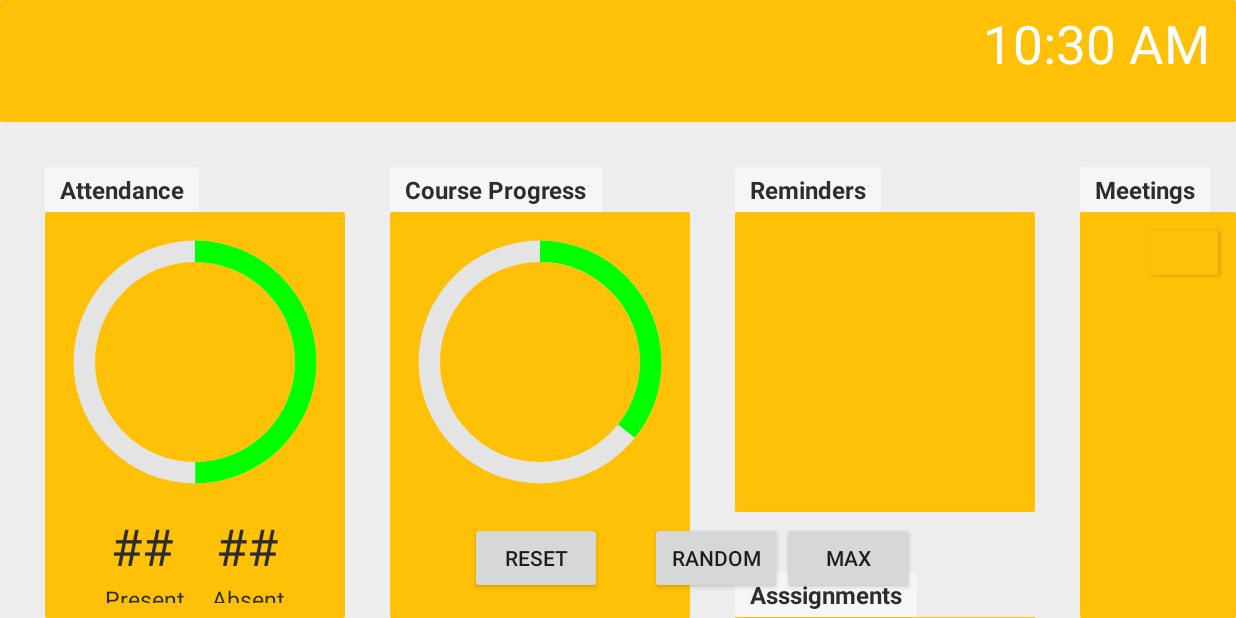
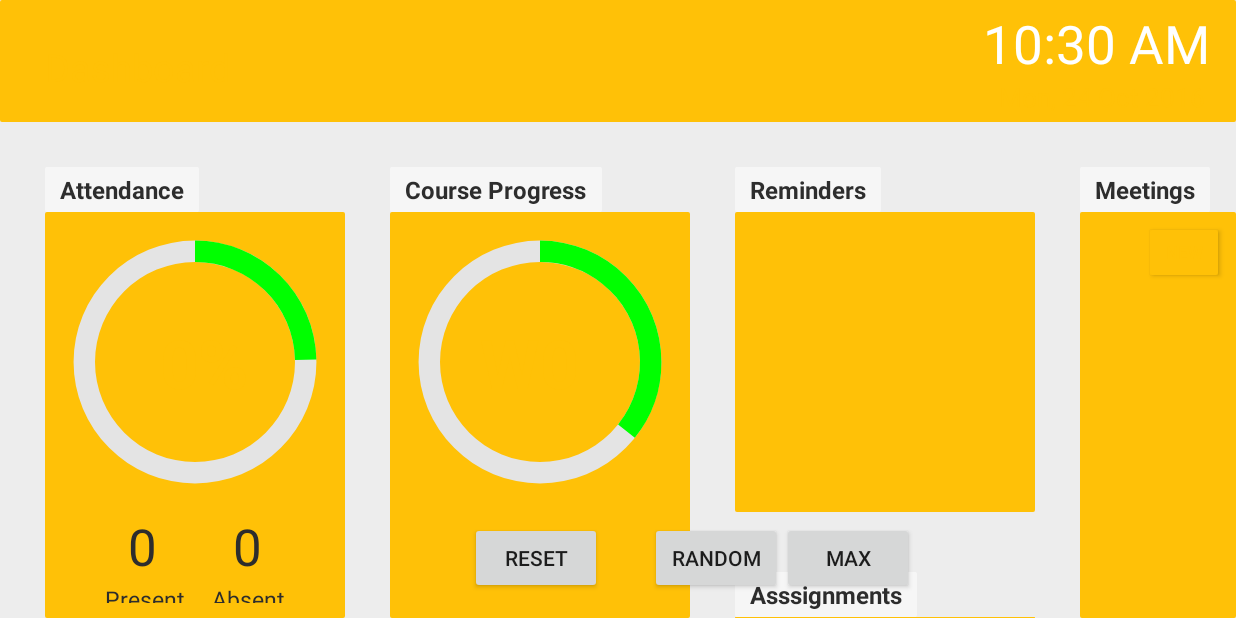
Before and after one commit to wsoehendra/MorgBook, an Android app: the DashboardActivity screen opened directly, with no data from a screen before it, after a tap on "RESET", on a phone screen of 824 x 412 dp (held sideways). Run offline under Robolectric (Android 15) with nearby library versions, the phone set to English and light mode, and no system bars; 10 statements that could not run were skipped; 2 other taps on this screen came first.

Commit message:
Adde functionality for AttendanceProgress on Dashboard

```diff
--- a/app/src/main/java/com/willnjames/android/morgbook/DashboardActivity.java
+++ b/app/src/main/java/com/willnjames/android/morgbook/DashboardActivity.java
@@ -3,6 +3,7 @@ package com.willnjames.android.morgbook;
 import android.animation.ValueAnimator;
 import android.app.Activity;
 import android.os.Bundle;
+import android.util.Log;
 import android.view.View;
 import android.widget.ArrayAdapter;
 import android.widget.Button;
@@ -36,6 +37,8 @@ public class DashboardActivity extends Activity {
 
     private TextView attendanceTextCount;
     private TextView weekTextCount;
+    private TextView attendingText;
+    private TextView absentText;
 
     private int attendanceProgressValue;
     private int weekProgressValue;
@@ -64,6 +67,8 @@ public class DashboardActivity extends Activity {
         reset = (Button) findViewById(R.id.resetButton);
         random = (Button) findViewById(R.id.button2);
         full = (Button) findViewById(R.id.button3);
+        attendingText = (TextView) findViewById(R.id.attendingText);
+        absentText = (TextView) findViewById(R.id.absentText);
 
         attendanceTextCount = (TextView) findViewById(R.id.attendanceText);
         weekTextCount = (TextView) findViewById(R.id.weekText);
@@ -108,29 +113,11 @@ public class DashboardActivity extends Activity {
             }
         });
 
-        dbAccess = DatabaseAccess.getInstance(getApplicationContext());
-        dbAccess.open();
-        ArrayList<Attendance> attend = dbAccess.getAttendance();
-        int allRecords = attend.size();
-        int absentees = dbAccess.getAbsentCount();
 
         random.setOnClickListener(new View.OnClickListener() {
             @Override
             public void onClick(View v) {
-                attendanceProgressValue = attendanceProgressBar.getProgress();
-                weekProgressValue = weekProgressBar.getProgress();
-
-                Random a = new Random();
-                int b = a.nextInt(101);
-                int c = b*100;
-
-                attendanceAnimation = new ProgressBarAnimation(attendanceProgressBar, attendanceProgressValue, c);
-                attendanceAnimation.setDuration(1000);
-                attendanceProgressBar.startAnimation(attendanceAnimation);
-
-                attendanceProgressValue = attendanceProgressValue / 100;
-
-                startAttendanceAnimation(attendanceProgressValue, b);
+                refreshAttendanceProgress();
 
                 Random r = new Random();
                 int j = r.nextInt(13);
@@ -168,10 +155,38 @@ public class DashboardActivity extends Activity {
                 weekProgressValue = weekProgressValue / 100;
 
                 startWeekAnimation(weekProgressValue, 12);
-
             }
         });
 
+    }
+
+    private void refreshAttendanceProgress(){
+        dbAccess = DatabaseAccess.getInstance(getApplicationContext());
+        dbAccess.open();
+        ArrayList<Attendance> attend = dbAccess.getAttendance();
+        final double allRecords = attend.size();
+        final double present = dbAccess.getPresentCount();
+        final double absent = dbAccess.getAbsentCount();
+        Log.d("TEST7", "allRecords= "+allRecords+" present= "+present);
+        attendanceProgressValue = attendanceProgressBar.getProgress();
+        weekProgressValue = weekProgressBar.getProgress();
+
+        double a = ((present/allRecords)*100);
+        Log.d("TEST7", "a="+a);
+        int b = (int) a;
+        Log.d("TEST7", "b="+b);
+        int c = b*100;
+
+        attendingText.setText(String.valueOf((int) (present)));
+        absentText.setText(String.valueOf((int) (absent)));
+
+        attendanceAnimation = new ProgressBarAnimation(attendanceProgressBar, attendanceProgressValue, c);
+        attendanceAnimation.setDuration(1000);
+        attendanceProgressBar.startAnimation(attendanceAnimation);
+
+        attendanceProgressValue = attendanceProgressValue / 100;
+
+        startAttendanceAnimation(attendanceProgressValue, b);
     }
 
     private void setDateText() {
@@ -224,4 +239,10 @@ public class DashboardActivity extends Activity {
         });
         animator.start();
     }
+
+    @Override
+    public void onResume(){
+        super.onResume();
+        refreshAttendanceProgress();
+    }
 }
--- a/app/src/main/java/com/willnjames/android/morgbook/Database/DatabaseAccess.java
+++ b/app/src/main/java/com/willnjames/android/morgbook/Database/DatabaseAccess.java
@@ -110,8 +110,13 @@ public class DatabaseAccess {
         }
     }
 
+    public int getPresentCount() {
+        Cursor cursor = database.rawQuery("SELECT * FROM ATTENDANCE WHERE STATUS = 'Present' ", null);
+        return cursor.getCount();
+    }
+
     public int getAbsentCount() {
-        Cursor cursor = database.rawQuery("SELECT * FROM ATTENDANCE WHERE STATUS = 'Absent' OR 'Explained Absence'", null);
+        Cursor cursor = database.rawQuery("SELECT * FROM ATTENDANCE WHERE STATUS = 'Absent' OR 'Explained Absence' ", null);
         return cursor.getCount();
     }
 
@@ -160,9 +165,6 @@ public class DatabaseAccess {
             }
         } else if (checkIfExists.getCount() > 0) {
             try {
-//                String sqlCommand = "UPDATE PROGRESS " +
-//                        "SET PROGRESS='" + p.getProgress() + "','" + "NOTES='BLAH' " +
-//                        "WHERE Z_ID='" + p.getZ_ID() + "' AND WEEKNO='" + p.getWeekNo() + "'";
                 String sqlCommand = "UPDATE PROGRESS SET PROGRESS='"+p.getProgress()+"',NOTES='"+p.getNotes()+"' WHERE Z_ID="+p.getZ_ID()+" AND WEEKNO="+p.getWeekNo()+"";
                 database.execSQL(sqlCommand);
                 Log.d("QUERY|ADD", "Updating Progress Successful!" + "\n" + p.toString());
--- a/app/src/main/res/layout/dashboard_activity.xml
+++ b/app/src/main/res/layout/dashboard_activity.xml
@@ -266,7 +266,7 @@
         android:text="##"
         android:layout_width="50dp"
         android:layout_height="wrap_content"
-        android:id="@+id/missingText"
+        android:id="@+id/absentText"
         android:textColor="@color/colorSecondary"
         android:textSize="34dp"
         android:gravity="center"
@@ -282,7 +282,7 @@
         android:id="@+id/missingLabel"
         android:textColor="@color/colorSecondary"
         android:textSize="15dp"
-        android:layout_below="@+id/missingText"
+        android:layout_below="@+id/absentText"
         android:layout_alignEnd="@+id/progressBG"
         android:layout_marginEnd="40dp"
         android:layout_marginBottom="10dp"
```
